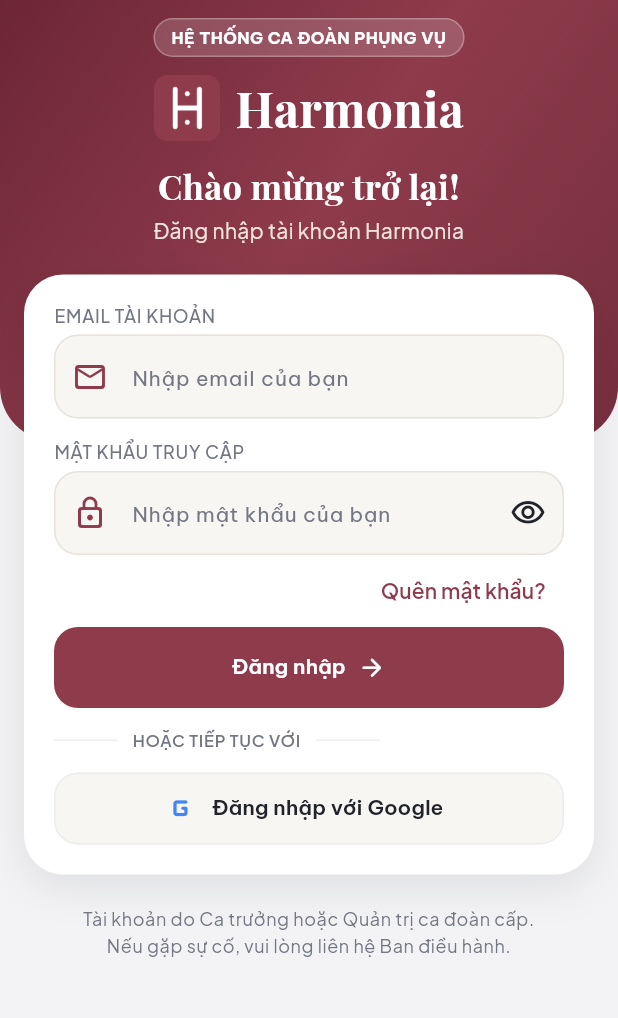
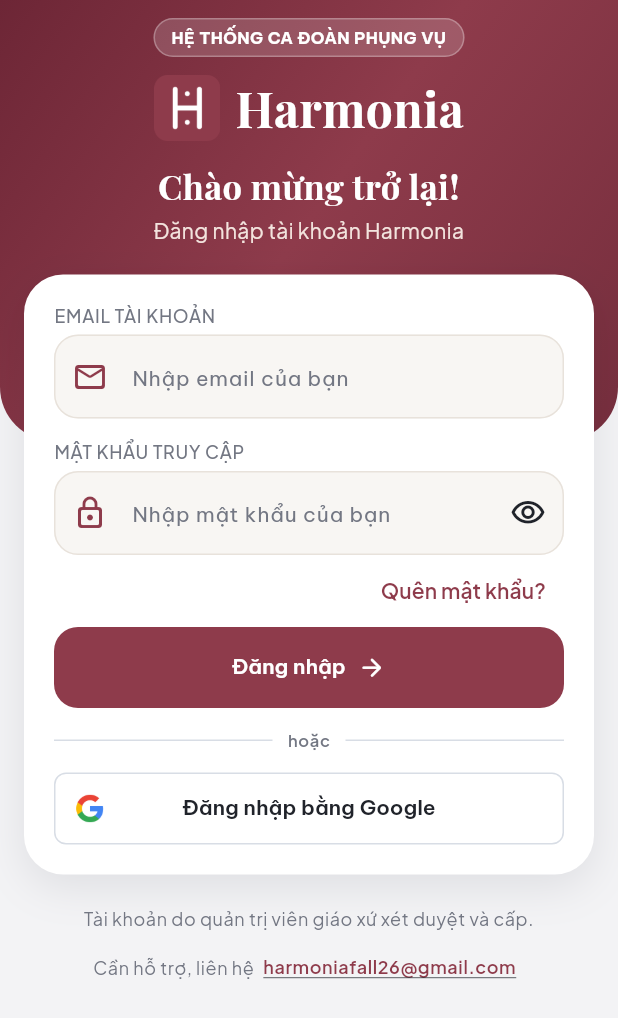
Before and after one commit to Harmonia-FA26SE066-GFA143/Harmonia-Mobile, a Flutter app: the screen it shows after launch, on a phone screen of 412 x 824 dp. Shown: the top 1018 px of the screen. Run offline on Flutter 3.47's test engine with Material 3 defaults, Android fonts, the phone set to English and light mode, and no system bars; our stand-ins replace audioplayers, dio, flutter_riverpod, flutter_secure_storage, go_router, google_sign_in and 1 more; missing offline and left inert: flutter_pdfview, record, signalr_netcore; network calls fail.

Commit message:
fix(auth): cập nhật phần cuối màn đăng nhập

```diff
--- a/lib/features/auth/presentation/login_screen.dart
+++ b/lib/features/auth/presentation/login_screen.dart
@@ -20,6 +20,9 @@ class LoginScreen extends ConsumerStatefulWidget {
 }
 
 class _LoginScreenState extends ConsumerState<LoginScreen> {
+  static const _supportEmail = 'harmoniafall26@gmail.com';
+  static const _supportChannel = MethodChannel('harmonia/support');
+
   final _formKey = GlobalKey<FormState>();
   final _emailController = TextEditingController();
   final _passwordController = TextEditingController();
@@ -95,6 +98,27 @@ class _LoginScreenState extends ConsumerState<LoginScreen> {
     context.push(location.toString());
   }
 
+  Future<void> _openSupportEmail() async {
+    bool? opened;
+    try {
+      opened = await _supportChannel.invokeMethod<bool>(
+        'openEmail',
+        'mailto:$_supportEmail',
+      );
+    } on PlatformException {
+      opened = false;
+    } on MissingPluginException {
+      opened = false;
+    }
+    if (opened == true || !mounted) return;
+
+    await Clipboard.setData(const ClipboardData(text: _supportEmail));
+    if (!mounted) return;
+    ScaffoldMessenger.of(context).showSnackBar(
+      const SnackBar(content: Text('Đã sao chép địa chỉ email hỗ trợ.')),
+    );
+  }
+
   InputDecoration _field(String hint, IconData icon, {Widget? trailing}) {
     final shape = OutlineInputBorder(
       borderRadius: BorderRadius.circular(16),
@@ -124,6 +148,10 @@ class _LoginScreenState extends ConsumerState<LoginScreen> {
     final auth = ref.watch(authNotifierProvider);
     final type = Theme.of(context).textTheme
         .apply(fontFamily: 'Plus Jakarta Sans');
+    final supportTextStyle = type.bodySmall?.copyWith(
+      color: AppColors.muted,
+      height: 1.5,
+    );
     const white = Colors.white;
     final titleScale = MediaQuery.textScalerOf(context).scale(16) / 16;
 
@@ -386,45 +414,69 @@ class _LoginScreenState extends ConsumerState<LoginScreen> {
                                         ),
                                         child: Row(
                                           children: [
-                                            const Expanded(child: Divider()),
-                                            Flexible(
-                                              flex: 6,
-                                              child: Padding(
+                                            const Expanded(
+                                              child: Divider(
+                                                color: AppColors.outlineVariant,
+                                              ),
+                                            ),
+                                            Padding(
                                               padding:
                                                   const EdgeInsets.symmetric(
                                                     horizontal: 10,
                                                   ),
                                               child: Text(
-                                                  'HOẶC TIẾP TỤC VỚI',
-                                                  textAlign: TextAlign.center,
+                                                'hoặc',
                                                 style: type.labelSmall
                                                     ?.copyWith(
                                                       color: AppColors.muted,
                                                     ),
                                               ),
                                             ),
+                                            const Expanded(
+                                              child: Divider(
+                                                color: AppColors.outlineVariant,
                                               ),
-                                            const Expanded(child: Divider()),
+                                            ),
                                           ],
                                         ),
                                       ),
-                                      OutlinedButton.icon(
+                                      OutlinedButton(
                                         onPressed: auth.isLoading
                                             ? null
                                             : _handleGoogleSignIn,
                                         style: OutlinedButton.styleFrom(
                                           foregroundColor: AppColors.onSurface,
-                                          backgroundColor: const Color(
-                                            0xFFF8F6F3,
+                                          backgroundColor: AppColors.surface,
+                                          padding: const EdgeInsets.symmetric(
+                                            horizontal: 14,
+                                            vertical: 10,
+                                          ),
+                                          side: const BorderSide(
+                                            color: AppColors.outlineVariant,
+                                          ),
+                                          shape: RoundedRectangleBorder(
+                                            borderRadius: BorderRadius.circular(
+                                              8,
                                             ),
                                           ),
-                                        icon: const Icon(
-                                          Icons.g_mobiledata_rounded,
-                                          size: 25,
-                                          color: Color(0xFF4285F4),
                                         ),
-                                        label: const Text(
-                                          'Đăng nhập với Google',
+                                        child: Row(
+                                          children: [
+                                            Image.asset(
+                                              'assets/images/google_g.png',
+                                              width: 20,
+                                              height: 20,
+                                              excludeFromSemantics: true,
+                                            ),
+                                            const SizedBox(width: 10),
+                                            const Expanded(
+                                              child: Text(
+                                                'Đăng nhập bằng Google',
+                                                textAlign: TextAlign.center,
+                                              ),
+                                            ),
+                                            const SizedBox(width: 30),
+                                          ],
                                         ),
                                       ),
                                     ],
@@ -436,12 +488,32 @@ class _LoginScreenState extends ConsumerState<LoginScreen> {
                         ),
                         const SizedBox(height: 20),
                         Text(
-                          'Tài khoản do Ca trưởng hoặc Quản trị ca đoàn cấp.\nNếu gặp sự cố, vui lòng liên hệ Ban điều hành.',
+                          'Tài khoản do quản trị viên giáo xứ xét duyệt và cấp.',
                           textAlign: TextAlign.center,
-                          style: type.bodySmall?.copyWith(
-                            color: AppColors.muted,
-                            height: 1.5,
+                          style: supportTextStyle,
                         ),
+                        Wrap(
+                          alignment: WrapAlignment.center,
+                          crossAxisAlignment: WrapCrossAlignment.center,
+                          children: [
+                            Text(
+                              'Cần hỗ trợ, liên hệ',
+                              style: supportTextStyle,
+                            ),
+                            TextButton(
+                              onPressed: _openSupportEmail,
+                              style: TextButton.styleFrom(
+                                padding: const EdgeInsets.symmetric(
+                                  horizontal: 6,
+                                ),
+                                textStyle: type.bodySmall?.copyWith(
+                                  fontWeight: FontWeight.w600,
+                                  decoration: TextDecoration.underline,
+                                ),
+                              ),
+                              child: const Text(_supportEmail),
+                            ),
+                          ],
                         ),
                       ],
                     ),
--- a/pubspec.yaml
+++ b/pubspec.yaml
@@ -75,6 +75,7 @@ flutter:
   assets:
     - assets/score/
     - assets/images/harmonia_logo.png
+    - assets/images/google_g.png
     - assets/images/choir_practice.png
     - assets/images/choir_service.png
     - assets/images/choir_home.png
```
Also changed, not shown: assets/images/google_g.png (added), 4 other files. Lines whose indentation alone changed are shown as unchanged.
